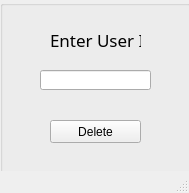
First picture: the form in final_version4.0 CRUD/ui_files/delete.ui, repository MelloTonio/Register_Gui_Python, before the edit.
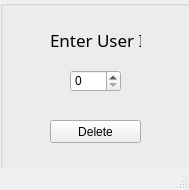
Second picture: the form after the edit. Icons and pictures are not drawn.

Diff of the .ui file:
```diff
--- a/final_version4.0 CRUD/ui_files/delete.ui
+++ b/final_version4.0 CRUD/ui_files/delete.ui
@@ -7,7 +7,7 @@
     <x>0</x>
     <y>0</y>
     <width>189</width>
-    <height>193</height>
+    <height>190</height>
    </rect>
   </property>
   <property name="windowTitle">
@@ -45,19 +45,6 @@
       <string>Delete</string>
      </property>
     </widget>
-    <widget class="QLineEdit" name="lineEdit">
-     <property name="geometry">
-      <rect>
-       <x>40</x>
-       <y>70</y>
-       <width>111</width>
-       <height>20</height>
-      </rect>
-     </property>
-     <property name="styleSheet">
-      <string notr="true">background-image: url(:/newPrefix/white.jpg);</string>
-     </property>
-    </widget>
     <widget class="QLabel" name="label">
      <property name="geometry">
       <rect>
@@ -77,6 +64,16 @@
       <string>Enter User ID</string>
      </property>
     </widget>
+    <widget class="QSpinBox" name="spinBox">
+     <property name="geometry">
+      <rect>
+       <x>70</x>
+       <y>70</y>
+       <width>51</width>
+       <height>22</height>
+      </rect>
+     </property>
+    </widget>
     <zorder>label</zorder>
     <zorder>lineEdit</zorder>
     <zorder>pushButton</zorder>
```
Left out of the diff: 2 changed lines with no effect on the pictures.
